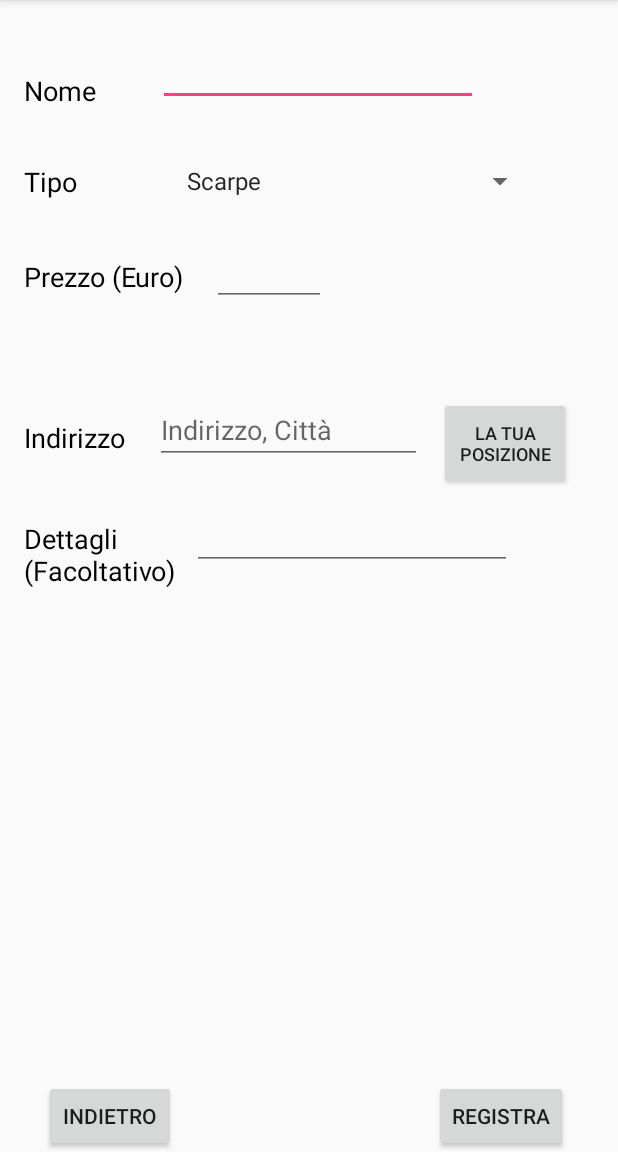
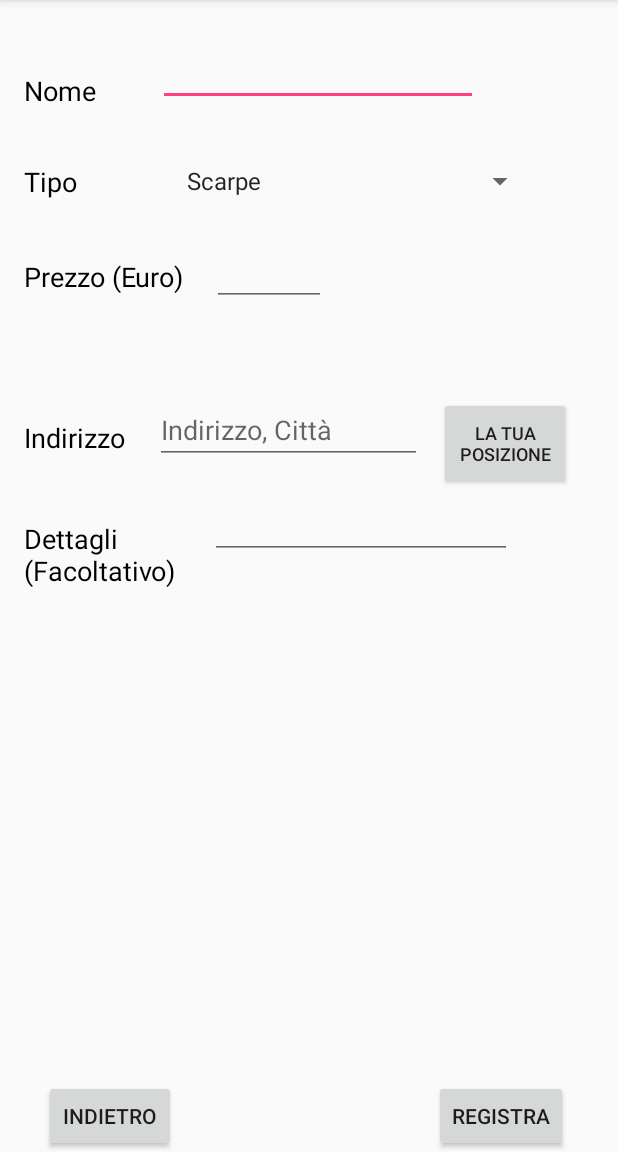
Before and after one commit to yuri0202/projectso2, an Android app: the RegProdActivity screen opened directly, with no data from a screen before it, on a phone screen of 412 x 824 dp, the part 84-1236 px from its top. Run offline under Robolectric (Android 15) with nearby library versions, the phone set to English and light mode, and no system bars.

```diff
--- a/app/src/main/AndroidManifest.xml
+++ b/app/src/main/AndroidManifest.xml
@@ -47,8 +47,10 @@
                 <category android:name="android.intent.category.LAUNCHER" />
             </intent-filter>
 
+
         </activity>
         <activity android:name=".test2">
+
 
 
         </activity>
--- a/app/src/main/java/yuria/testmap/JsonToPointDeserializer.java
+++ b/app/src/main/java/yuria/testmap/JsonToPointDeserializer.java
@@ -32,8 +32,8 @@ public class JsonToPointDeserializer extends JsonDeserializer<Point> {
 
             String[] coordinates = xy.replaceFirst("POINT ?\\(", "").replaceFirst("\\)", "").split(" ");
 
-            double lon = Double.parseDouble(coordinates[0]);
-            double lat = Double.parseDouble(coordinates[1]);
+            double lat = Double.parseDouble(coordinates[0]);
+            double lon = Double.parseDouble(coordinates[1]);
 
             Point point = geometryFactory.createPoint(new Coordinate(lat, lon));
             return point;
--- a/app/src/main/java/yuria/testmap/test2.java
+++ b/app/src/main/java/yuria/testmap/test2.java
@@ -11,6 +11,7 @@ import android.widget.EditText;
 import java.io.IOException;
 import java.text.DateFormat;
 import java.text.SimpleDateFormat;
+import java.util.Calendar;
 import java.util.Date;
 import java.util.List;
 import java.util.Locale;
@@ -61,6 +62,7 @@ public class test2 extends AppCompatActivity {
             }
 
         }*/
+        //Date nowDate = Calendar.getInstance().getTime();
         Date nowDate = new Date();
         DateFormat sdf = new SimpleDateFormat("yyyy/MM/dd HH:mm:ss");
         text2.setText(sdf.format(nowDate));
--- a/app/src/main/res/layout/activity_reg_prod.xml
+++ b/app/src/main/res/layout/activity_reg_prod.xml
@@ -171,9 +171,9 @@
 
             <EditText
                 android:id="@+id/detailsTxt"
-                android:layout_width="wrap_content"
-                android:layout_height="wrap_content"
-                android:layout_marginBottom="101dp"
+                android:layout_width="201dp"
+                android:layout_height="38dp"
+                android:layout_marginBottom="100dp"
                 android:layout_marginEnd="43dp"
                 android:layout_marginStart="43dp"
                 android:ems="10"
@@ -183,7 +183,9 @@
                 app:layout_constraintRight_toRightOf="parent"
                 tools:layout_constraintBottom_creator="1"
                 tools:layout_constraintLeft_creator="1"
-                tools:layout_constraintRight_creator="1" />
+                tools:layout_constraintRight_creator="1"
+                tools:layout_editor_absoluteX="140dp"
+                android:layout_marginRight="43dp" />
 
 
 
```
Also changed, not shown: app/src/main/java/yuria/testmap/RegProdActivity.java (+8 -6 lines).
